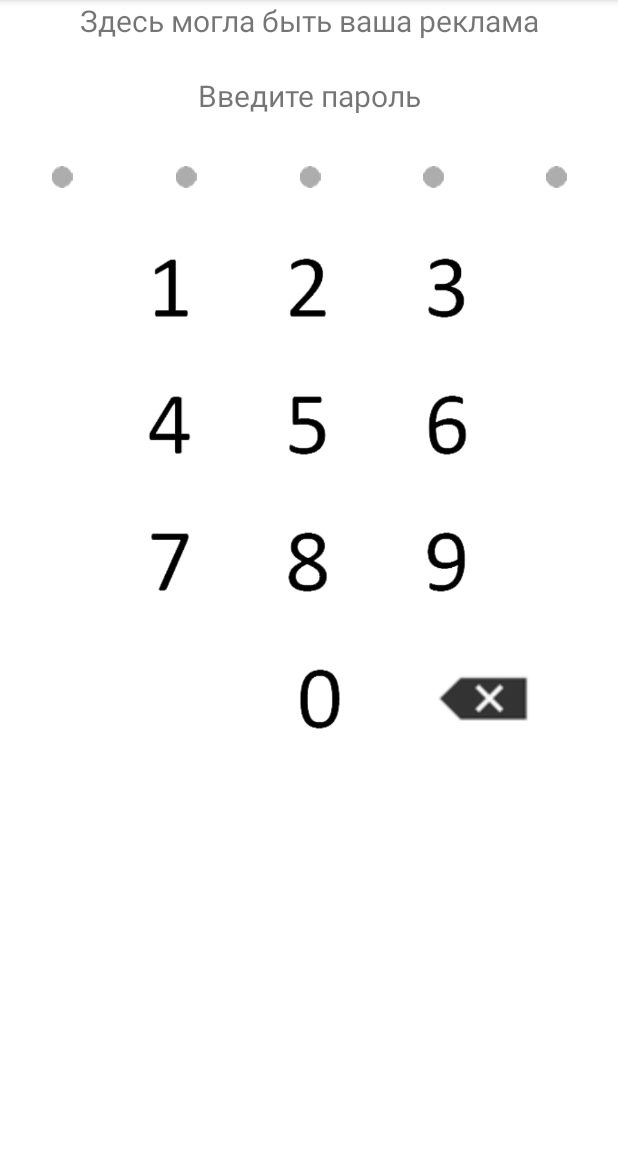
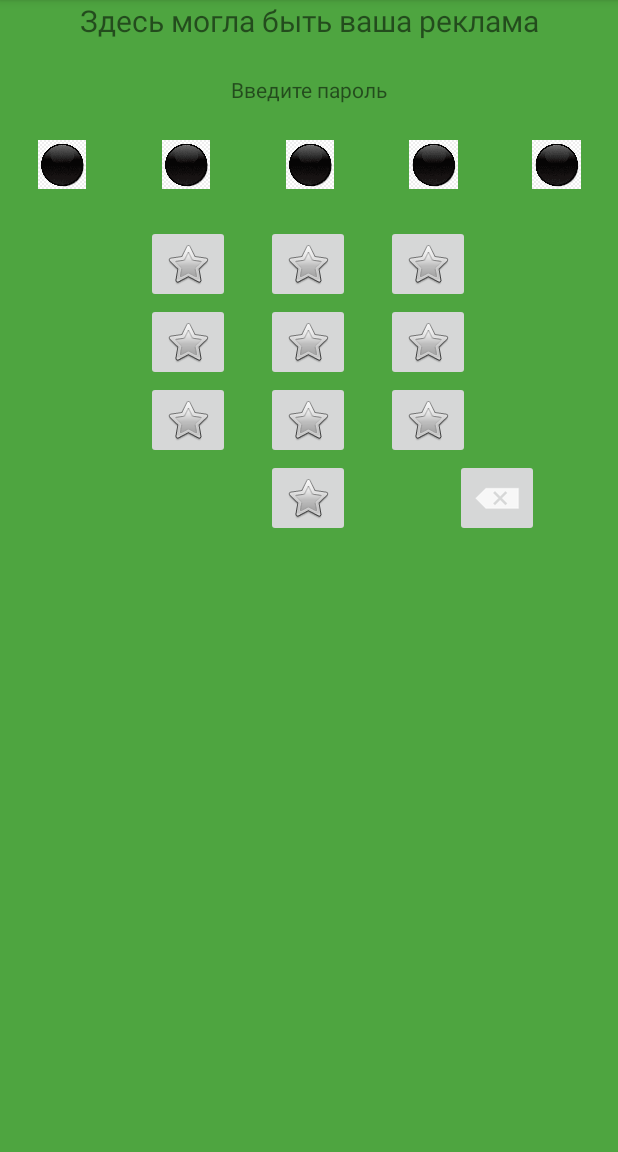
Before and after one commit to Baylake/android-bankapplication, an Android app: the screen it shows after launch (PasswordActivity), on a phone screen of 412 x 824 dp, the part 84-1236 px from its top. Run offline under Robolectric (Android 15) with nearby library versions, the phone set to English and light mode, and no system bars.

Commit message:
New card design
Adds new card designs

```diff
--- a/app/src/main/java/com/example/bank/AllCardsRecyclerViewAdapter.java
+++ b/app/src/main/java/com/example/bank/AllCardsRecyclerViewAdapter.java
@@ -52,8 +52,8 @@ public class AllCardsRecyclerViewAdapter extends RecyclerView.Adapter<AllCardsRe
         holder.textView16.setText(bankCards.get(pos).balance+" ₽");
 
         holder.linearLayout.removeAllViews();
-        holder.linearLayout.addView( holder.imageView4);
-
+        holder.linearLayout.addView(holder.imageView4);
+        holder.imageView4.setImageResource(bankCards.get(pos).bigImageResourceID);
 
         holder.linearLayout.setOnClickListener(new View.OnClickListener() {
             @Override
--- a/app/src/main/java/com/example/bank/CashInAdapter.java
+++ b/app/src/main/java/com/example/bank/CashInAdapter.java
@@ -13,6 +13,7 @@ import android.widget.ImageView;
 import android.widget.TextView;
 
 import java.util.ArrayList;
+import java.util.Currency;
 
 public class CashInAdapter extends BaseAdapter {
     Context context;
@@ -51,7 +52,7 @@ public class CashInAdapter extends BaseAdapter {
         TextView balance = (TextView) view.findViewById(R.id.textView10);
         TextView cardNumber = (TextView) view.findViewById(R.id.textView11);
         ImageView cardImage=view.findViewById(R.id.cardImage3);
-        balance.setText(bankCards.get(i).balance);
+        balance.setText(bankCards.get(i).balance+" ₽");
         cardNumber.setText(bankCards.get(i).cardNumber);
         cardImage.setImageResource(bankCards.get(i).smallImageResourceID);
         //icon.setImageResource(flags[i]);
--- a/app/src/main/res/layout/activity_cash_in.xml
+++ b/app/src/main/res/layout/activity_cash_in.xml
@@ -27,7 +27,8 @@
             android:layout_width="match_parent"
             android:layout_height="wrap_content"
 
-            android:layout_marginLeft="10dp" />
+            android:layout_marginLeft="10dp"
+            android:layout_marginBottom="10dp" />
 
         <LinearLayout
             android:layout_width="match_parent"
@@ -53,7 +54,8 @@
             android:id="@+id/spinner2"
             android:layout_width="match_parent"
             android:layout_height="wrap_content"
-            android:layout_marginLeft="10dp" />
+            android:layout_marginLeft="10dp"
+            android:layout_marginBottom="10dp" />
 
         <TextView
             android:id="@+id/textViewTitle3"
--- a/app/src/main/res/layout/activity_password.xml
+++ b/app/src/main/res/layout/activity_password.xml
@@ -4,8 +4,8 @@
     xmlns:tools="http://schemas.android.com/tools"
     android:layout_width="match_parent"
     android:layout_height="match_parent"
-    android:background="@color/white"
-    tools:context=".PasswordActivity">
+    android:background="#4EA540"
+    tools:context=".PasswordActivity" >
 
     <LinearLayout
         android:layout_width="match_parent"
@@ -24,7 +24,7 @@
                 android:layout_weight="1"
                 android:gravity="center_horizontal"
                 android:text="Здесь могла быть ваша реклама"
-                android:textSize="20sp" />
+                android:textSize="20dp" />
 
         </LinearLayout>
 
@@ -43,41 +43,39 @@
                     android:layout_width="match_parent"
                     android:layout_height="wrap_content"
                     android:gravity="center"
-                    android:text="@string/EnterPassword"
-                    android:textSize="20sp" />
+                    android:text="@string/EnterPassword" />
 
                 <LinearLayout
                     android:layout_width="match_parent"
                     android:layout_height="match_parent"
-                    android:orientation="horizontal"
-                    android:paddingTop="30dp">
+                    android:orientation="horizontal">
 
                     <ImageView
                         android:id="@+id/imageView_setOne"
                         android:layout_width="100dp"
                         android:layout_height="wrap_content"
                         android:layout_weight="1"
-                        android:scaleX="0.7"
-                        android:scaleY="0.7"
-                        app:srcCompat="@drawable/indicator" />
+                        android:scaleX="0.4"
+                        android:scaleY="0.4"
+                        app:srcCompat="@drawable/black_circle" />
 
                     <ImageView
                         android:id="@+id/imageView_setTwo"
                         android:layout_width="100dp"
                         android:layout_height="wrap_content"
                         android:layout_weight="1"
-                        android:scaleX="0.7"
-                        android:scaleY="0.7"
-                        app:srcCompat="@drawable/indicator" />
+                        android:scaleX="0.4"
+                        android:scaleY="0.4"
+                        app:srcCompat="@drawable/black_circle" />
 
                     <ImageView
                         android:id="@+id/imageView_setThree"
                         android:layout_width="100dp"
                         android:layout_height="wrap_content"
                         android:layout_weight="1"
-                        android:scaleX="0.7"
-                        android:scaleY="0.7"
-                        app:srcCompat="@drawable/indicator" />
+                        android:scaleX="0.4"
+                        android:scaleY="0.4"
+                        app:srcCompat="@drawable/black_circle" />
 
                     <ImageView
                         android:id="@+id/imageView_setFour"
@@ -85,18 +83,18 @@
                         android:layout_height="wrap_content"
                         android:layout_gravity="start"
                         android:layout_weight="1"
-                        android:scaleX="0.7"
-                        android:scaleY="0.7"
-                        app:srcCompat="@drawable/indicator" />
+                        android:scaleX="0.4"
+                        android:scaleY="0.4"
+                        app:srcCompat="@drawable/black_circle" />
 
                     <ImageView
                         android:id="@+id/imageView_setFive"
                         android:layout_width="100dp"
                         android:layout_height="wrap_content"
                         android:layout_weight="1"
-                        android:scaleX="0.7"
-                        android:scaleY="0.7"
-                        app:srcCompat="@drawable/indicator" />
+                        android:scaleX="0.4"
+                        android:scaleY="0.4"
+                        app:srcCompat="@drawable/black_circle" />
                 </LinearLayout>
             </LinearLayout>
         </LinearLayout>
@@ -118,11 +116,8 @@
                     android:id="@+id/image_Button1"
                     android:layout_width="wrap_content"
                     android:layout_height="wrap_content"
-                    android:background="@color/white"
                     android:contentDescription="@string/Digit_1"
-                    android:scaleX="0.6"
-                    android:scaleY="0.6"
-                    app:srcCompat="@drawable/digit_1" />
+                    app:srcCompat="@android:drawable/btn_star" />
 
                 <Space
                     android:layout_width="wrap_content"
@@ -133,11 +128,8 @@
                     android:id="@+id/image_Button2"
                     android:layout_width="wrap_content"
                     android:layout_height="wrap_content"
-                    android:background="@color/white"
                     android:contentDescription="@string/Digit_2"
-                    android:scaleX="0.6"
-                    android:scaleY="0.6"
-                    app:srcCompat="@drawable/digit_2" />
+                    app:srcCompat="@android:drawable/btn_star" />
 
                 <Space
                     android:layout_width="wrap_content"
@@ -148,11 +140,8 @@
                     android:id="@+id/image_Button3"
                     android:layout_width="wrap_content"
                     android:layout_height="wrap_content"
-                    android:background="@color/white"
                     android:contentDescription="@string/Digit_3"
-                    android:scaleX="0.6"
-                    android:scaleY="0.6"
-                    app:srcCompat="@drawable/digit_3" />
+                    app:srcCompat="@android:drawable/btn_star" />
 
                 <Space
                     android:layout_width="wrap_content"
@@ -174,11 +163,8 @@
                     android:id="@+id/image_Button4"
                     android:layout_width="wrap_content"
                     android:layout_height="wrap_content"
-                    android:background="@color/white"
                     android:contentDescription="@string/Digit_4"
-                    android:scaleX="0.6"
-                    android:scaleY="0.6"
-                    app:srcCompat="@drawable/digit_4" />
+                    app:srcCompat="@android:drawable/btn_star" />
 
                 <Space
                     android:layout_width="wrap_content"
@@ -189,11 +175,8 @@
                     android:id="@+id/image_Button5"
                     android:layout_width="wrap_content"
                     android:layout_height="wrap_content"
-                    android:background="@color/white"
                     android:contentDescription="@string/Digit_5"
-                    android:scaleX="0.6"
-                    android:scaleY="0.6"
-                    app:srcCompat="@drawable/digit_5" />
+                    app:srcCompat="@android:drawable/btn_star" />
 
                 <Space
                     android:layout_width="wrap_content"
@@ -204,11 +187,8 @@
                     android:id="@+id/image_Button6"
                     android:layout_width="wrap_content"
                     android:layout_height="wrap_content"
-                    android:background="@color/white"
                     android:contentDescription="@string/Digit_6"
-                    android:scaleX="0.6"
-                    android:scaleY="0.6"
-                    app:srcCompat="@drawable/digit_6" />
+                    app:srcCompat="@android:drawable/btn_star" />
 
                 <Space
                     android:layout_width="wrap_content"
@@ -230,11 +210,8 @@
                     android:id="@+id/image_Button7"
                     android:layout_width="wrap_content"
                     android:layout_height="wrap_content"
-                    android:background="@color/white"
                     android:contentDescription="@string/Digit_7"
-                    android:scaleX="0.6"
-                    android:scaleY="0.6"
-                    app:srcCompat="@drawable/digit_7" />
+                    app:srcCompat="@android:drawable/btn_star" />
 
                 <Space
                     android:layout_width="wrap_content"
@@ -245,11 +222,8 @@
                     android:id="@+id/image_Button8"
                     android:layout_width="wrap_content"
                     android:layout_height="wrap_content"
-                    android:background="@color/white"
                     android:contentDescription="@string/Digit_8"
-                    android:scaleX="0.6"
-                    android:scaleY="0.6"
-                    app:srcCompat="@drawable/digit_8" />
+                    app:srcCompat="@android:drawable/btn_star" />
 
                 <Space
                     android:layout_width="wrap_content"
@@ -260,11 +234,8 @@
                     android:id="@+id/image_Button9"
                     android:layout_width="wrap_content"
                     android:layout_height="wrap_content"
-                    android:background="@color/white"
                     android:contentDescription="@string/Digit_9"
-                    android:scaleX="0.6"
-                    android:scaleY="0.6"
-                    app:srcCompat="@drawable/digit_9" />
+                    app:srcCompat="@android:drawable/btn_star" />
 
                 <Space
                     android:layout_width="wrap_content"
@@ -280,33 +251,25 @@
                 <Space
                     android:layout_width="wrap_content"
                     android:layout_height="wrap_content"
-                    android:layout_weight="1" />
+                    android:layout_weight="1.02" />
 
                 <ImageButton
                     android:id="@+id/image_Button0"
                     android:layout_width="wrap_content"
                     android:layout_height="wrap_content"
-                    android:background="@color/white"
                     android:contentDescription="@string/Digit_0"
-                    android:scaleX="0.6"
-                    android:scaleY="0.6"
-                    app:srcCompat="@drawable/digit_0" />
+                    app:srcCompat="@android:drawable/btn_star" />
 
                 <Space
                     android:layout_width="wrap_content"
                     android:layout_height="wrap_content"
-                    android:layout_weight="0.2" />
+                    android:layout_weight="0.4" />
 
                 <ImageButton
                     android:id="@+id/image_ButtonDelete"
                     android:layout_width="wrap_content"
                     android:layout_height="wrap_content"
-                    android:layout_marginTop="25dp"
-                    android:background="@color/white"
                     android:contentDescription="@string/ButtonDelete"
-                    android:scaleX="2"
-                    android:scaleY="2"
-                    app:tint="@color/black"
                     app:srcCompat="@android:drawable/ic_input_delete" />
 
                 <Space
--- a/app/src/main/res/layout/cash_in_adapter.xml
+++ b/app/src/main/res/layout/cash_in_adapter.xml
@@ -27,7 +27,9 @@
                 android:layout_width="wrap_content"
                 android:layout_height="wrap_content"
                 android:layout_weight="1"
-                android:text="TextView" />
+                android:text="TextView"
+                android:textColor="#000000"
+                android:textSize="20sp" />
 
             <Space
                 android:layout_width="wrap_content"
--- a/app/src/main/res/layout/recycler_view_all_cards.xml
+++ b/app/src/main/res/layout/recycler_view_all_cards.xml
@@ -77,7 +77,7 @@
                 android:layout_marginLeft="30dp"
                 android:layout_marginTop="45dp"
                 android:layout_marginRight="30dp"
-                app:srcCompat="@drawable/fragment_card_image_card4" />
+                app:srcCompat="@drawable/all_cards_activity_big_card_mir" />
 
         </LinearLayout>
 
--- a/app/src/main/res/layout/second_block.xml
+++ b/app/src/main/res/layout/second_block.xml
@@ -56,7 +56,7 @@
                 android:layout_width="wrap_content"
                 android:layout_height="wrap_content"
                 android:layout_weight="1"
-                app:srcCompat="@drawable/main_activity_card_mir" />
+                app:srcCompat="@drawable/main_activity_small_card_mir" />
 
             <LinearLayout
                 android:layout_width="match_parent"
@@ -88,7 +88,7 @@
                 android:layout_width="wrap_content"
                 android:layout_height="wrap_content"
                 android:layout_weight="1"
-                app:srcCompat="@drawable/main_activity_card_mir" />
+                app:srcCompat="@drawable/main_activity_small_card_mir" />
 
             <LinearLayout
                 android:layout_width="match_parent"
--- a/app/src/main/res/values/colors.xml
+++ b/app/src/main/res/values/colors.xml
@@ -7,5 +7,4 @@
     <color name="teal_700">#FF018786</color>
     <color name="black">#FF000000</color>
     <color name="white">#FFFFFFFF</color>
-    <color name="green">#ADFF2F</color>
 </resources>
--- a/app/src/main/res/values/strings.xml
+++ b/app/src/main/res/values/strings.xml
@@ -22,7 +22,7 @@
     <string name="Digit_8">8</string>
     <string name="Digit_9">9</string>
     <string name="Digit_0">0</string>
-    <string name="ButtonDelete"></string>
+    <string name="ButtonDelete">Кнопка delete</string>
 
 
 </resources>
```
Also changed, not shown: app/src/main/java/com/example/bank/BankCard.java (+11 -10 lines), app/src/main/java/com/example/bank/DataBase.java (+8 -6 lines), app/src/main/java/com/example/bank/PasswordActivity.java (+40 -44 lines), app/src/main/res/drawable/all_cards_activity_big_card_master_card.png (added), app/src/main/res/drawable/all_cards_activity_big_card_mir.png (added), app/src/main/res/drawable/all_cards_activity_big_card_visa.png (added), app/src/main/res/drawable/main_activity_small_card_master_card.png (added), app/src/main/res/drawable/main_activity_small_card_mir.png (added), app/src/main/res/drawable/main_activity_small_card_visa.png (added).
